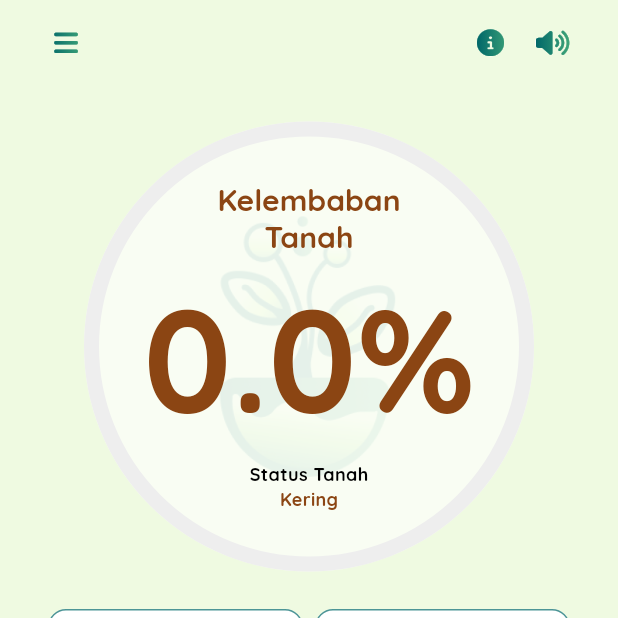
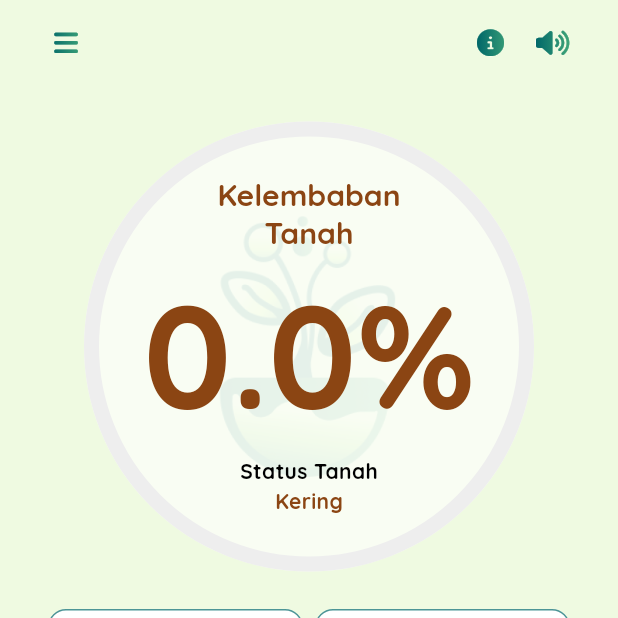
Before and after one commit to bayufadayan/leafy-iot-plant-watering-system, a Flutter app: the screen it shows after launch, on a phone screen of 412 x 824 dp, the top half of it. Run offline on Flutter 3.47's test engine with Material 3 defaults, Android fonts, the phone set to English and light mode, and no system bars; drawn by our look-alikes of percent_indicator; our stand-ins replace firebase_core, firebase_database, font_awesome_flutter, google_fonts; accounts and stored records are empty.

Commit message:
update ui

```diff
--- a/lib/main.dart
+++ b/lib/main.dart
@@ -10,7 +10,6 @@ void main() async {
   await Firebase.initializeApp(
     options: DefaultFirebaseOptions.currentPlatform,
   );
-
   runApp(const MyApp());
 }
 
--- a/lib/screen/home_screen.dart
+++ b/lib/screen/home_screen.dart
@@ -16,16 +16,8 @@ class HomeScreen extends StatefulWidget {
 }
 
 class _HomeScreenState extends State<HomeScreen> {
-  final List<String> titleCard = ["Suhu", "Kelembaban"];
-  final List<String> valueCard = ["23.4", "73"];
-  final List<IconData> iconCard = [
-    FontAwesomeIcons.temperatureHalf,
-    FontAwesomeIcons.droplet
-  ];
-
   final GlobalKey<ScaffoldState> _scaffoldKey = GlobalKey<ScaffoldState>();
-  final DraggableScrollableController _draggableController =
-      DraggableScrollableController();
+  final DraggableScrollableController _draggableController = DraggableScrollableController();
   final DatabaseReference _databaseRef = FirebaseDatabase.instance.ref();
 
   bool isExpanded = false;
@@ -44,7 +36,6 @@ class _HomeScreenState extends State<HomeScreen> {
       });
     });
 
-    // Mendengarkan perubahan data di Firebase secara real-time
     _databaseRef.child('control/pumpStatus').onValue.listen((event) {
       setState(() {
         pumpStatus = event.snapshot.value as bool;
@@ -255,7 +246,7 @@ class _HomeScreenState extends State<HomeScreen> {
                                       "Status Tanah",
                                       style: GoogleFonts.quicksand(
                                         fontWeight: FontWeight.w700,
-                                        fontSize: 12.0,
+                                        fontSize: 14.0,
                                         color: Colors.black,
                                       ),
                                     ),
@@ -267,7 +258,7 @@ class _HomeScreenState extends State<HomeScreen> {
                                               : "Basah",
                                       style: GoogleFonts.quicksand(
                                         fontWeight: FontWeight.w700,
-                                        fontSize: 12.0,
+                                        fontSize: 14.0,
                                         color: soilMoisture <= 20
                                             ? const Color(0xFF8B4513)
                                             : soilMoisture <= 40
@@ -286,7 +277,6 @@ class _HomeScreenState extends State<HomeScreen> {
                   ),
                   SizedBox(
                     height: 175,
-                    child: Expanded(
                     child: GridView(
                       gridDelegate:
                           const SliverGridDelegateWithFixedCrossAxisCount(
@@ -312,7 +302,6 @@ class _HomeScreenState extends State<HomeScreen> {
                           unit: "Percent",
                         ),
                       ],
-                      ),
                     ),
                   ),
                   const SizedBox(
```
Also changed, not shown: 1 other file. Lines whose indentation alone changed are shown as unchanged.
